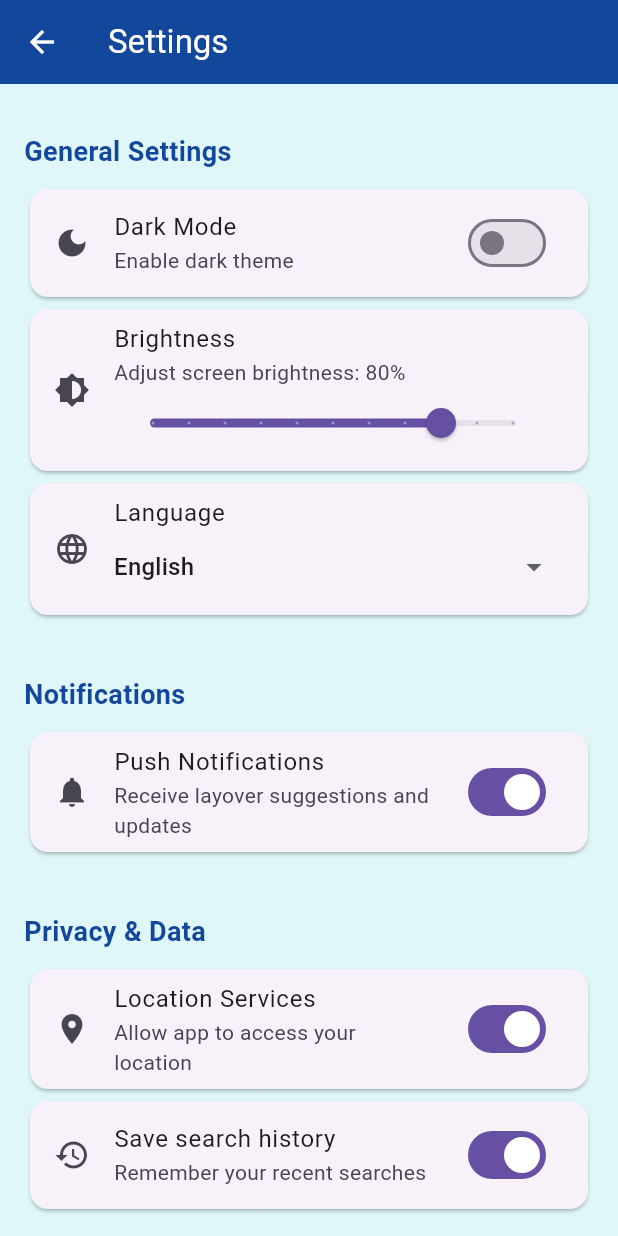
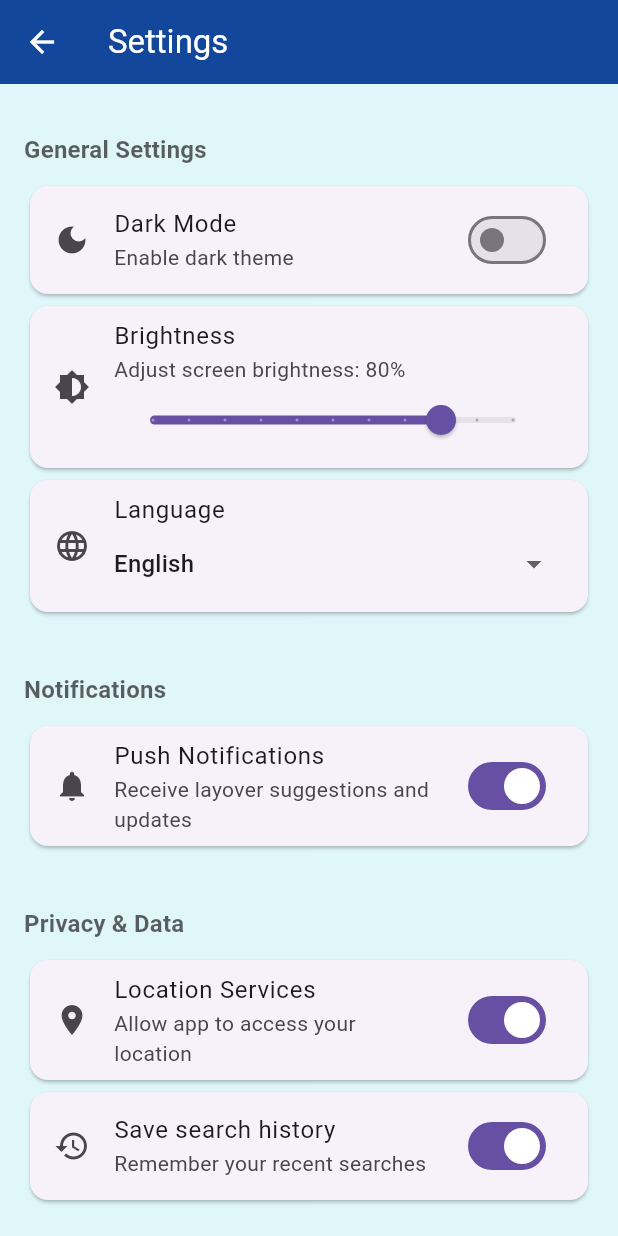
Before and after one commit to lenarduzziadam/AirportEscapeCapstoneFall25Group, a Flutter app: the SettingsPage screen opened directly, on a phone screen of 412 x 824 dp. Run offline on Flutter 3.47's test engine with Material 3 defaults, Android fonts, the phone set to English and light mode, and no system bars; our stand-ins replace firebase_core, firebase_database, flutter_dotenv, geolocator, google_maps_flutter; accounts and stored records are empty.

Commit message:
fixed darkmode issue with settings header sections not appearing when in darkmode

```diff
--- a/airport_escape/lib/settings_menu.dart
+++ b/airport_escape/lib/settings_menu.dart
@@ -162,15 +162,22 @@ class _SettingsPageState extends State<SettingsPage> {
   }
 
   Widget _buildSectionHeader(String title) {
+    final theme = Theme.of(context);
+    final headerColor = theme.colorScheme.onSurface.withOpacity(0.70);
+
     return Padding(
       padding: const EdgeInsets.only(top: 16.0, bottom: 8.0),
       child: Text(
         title,
-        style: TextStyle(
-          fontSize: 18,
-          fontWeight: FontWeight.bold,
-          color: Theme.of(context).primaryColor,
-        ),
+        style: theme.textTheme.titleMedium?.copyWith(
+              fontWeight: FontWeight.bold,
+              color: headerColor,
+            ) ??
+            TextStyle(
+              fontSize: 18,
+              fontWeight: FontWeight.bold,
+              color: headerColor,
+            ),
       ),
     );
   }
```
